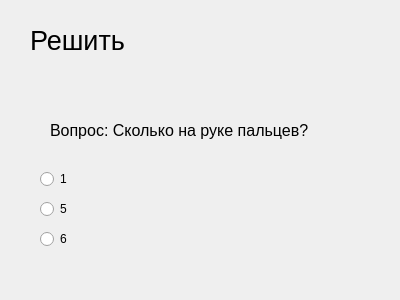
Old version of the form untitled_answer.ui in the repository Deker39/python-learning.
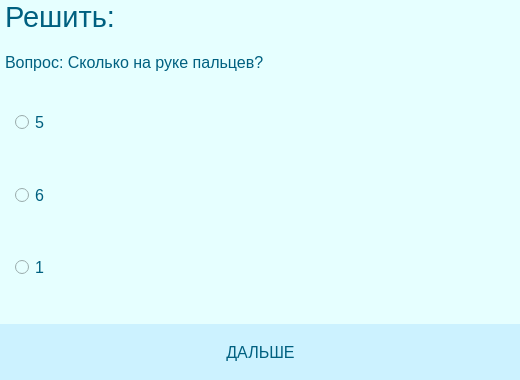
New version of the form.

The edit to the form file:
```diff
--- a/untitled_answer.ui
+++ b/untitled_answer.ui
@@ -1,92 +1,216 @@
 <?xml version="1.0" encoding="UTF-8"?>
 <ui version="4.0">
- <class>Dialog</class>
- <widget class="QDialog" name="Dialog">
+ <class>Win3</class>
+ <widget class="QDialog" name="Win3">
+  <property name="enabled">
+   <bool>true</bool>
+  </property>
   <property name="geometry">
    <rect>
     <x>0</x>
     <y>0</y>
-    <width>400</width>
-    <height>300</height>
+    <width>520</width>
+    <height>380</height>
    </rect>
   </property>
   <property name="windowTitle">
    <string>Dialog</string>
   </property>
+  <property name="styleSheet">
+   <string notr="true">background-color:	#e6ffff</string>
+  </property>
+  <widget class="QWidget" name="verticalLayoutWidget">
+   <property name="geometry">
+    <rect>
+     <x>0</x>
+     <y>0</y>
+     <width>521</width>
+     <height>381</height>
+    </rect>
+   </property>
+   <layout class="QVBoxLayout" name="verticalLayout" stretch="3,8,2">
+    <property name="spacing">
+     <number>5</number>
+    </property>
+    <property name="sizeConstraint">
+     <enum>QLayout::SetDefaultConstraint</enum>
+    </property>
+    <property name="leftMargin">
+     <number>0</number>
+    </property>
+    <property name="bottomMargin">
+     <number>0</number>
+    </property>
+    <item>
+     <layout class="QVBoxLayout" name="verticalLayout_4" stretch="1,5">
+      <property name="leftMargin">
+       <number>5</number>
+      </property>
+      <item>
   <widget class="QLabel" name="label">
-   <property name="geometry">
-    <rect>
-     <x>30</x>
-     <y>10</y>
-     <width>231</width>
-     <height>61</height>
-    </rect>
+        <property name="sizePolicy">
+         <sizepolicy hsizetype="Preferred" vsizetype="Preferred">
+          <horstretch>0</horstretch>
+          <verstretch>0</verstretch>
+         </sizepolicy>
    </property>
    <property name="font">
     <font>
-     <pointsize>20</pointsize>
-    </font>
-   </property>
+          <pointsize>22</pointsize>
+         </font>
+        </property>
+        <property name="toolTipDuration">
+         <number>-1</number>
+        </property>
+        <property name="autoFillBackground">
+         <bool>false</bool>
+        </property>
+        <property name="styleSheet">
+         <string notr="true">color:#006080;</string>
+        </property>
    <property name="text">
-    <string>Решить</string>
-   </property>
-  </widget>
+         <string>Решить:</string>
+        </property>
+       </widget>
+      </item>
+      <item>
   <widget class="QLabel" name="label_2">
-   <property name="geometry">
-    <rect>
-     <x>50</x>
-     <y>100</y>
-     <width>311</width>
-     <height>61</height>
-    </rect>
+        <property name="sizePolicy">
+         <sizepolicy hsizetype="Preferred" vsizetype="Preferred">
+          <horstretch>0</horstretch>
+          <verstretch>0</verstretch>
+         </sizepolicy>
    </property>
    <property name="font">
     <font>
      <pointsize>12</pointsize>
     </font>
    </property>
+        <property name="styleSheet">
+         <string notr="true">color:#006080;</string>
+        </property>
    <property name="text">
     <string>Вопрос: Сколько на руке пальцев? </string>
    </property>
   </widget>
+      </item>
+     </layout>
+    </item>
+    <item>
+     <layout class="QVBoxLayout" name="verticalLayout_3" stretch="1,1,1">
+      <property name="spacing">
+       <number>10</number>
+      </property>
+      <property name="sizeConstraint">
+       <enum>QLayout::SetDefaultConstraint</enum>
+      </property>
+      <property name="leftMargin">
+       <number>15</number>
+      </property>
+      <property name="bottomMargin">
+       <number>20</number>
+      </property>
+      <item>
   <widget class="QRadioButton" name="radioButton">
-   <property name="geometry">
-    <rect>
-     <x>40</x>
-     <y>200</y>
-     <width>90</width>
-     <height>18</height>
-    </rect>
+        <property name="sizePolicy">
+         <sizepolicy hsizetype="Preferred" vsizetype="Preferred">
+          <horstretch>0</horstretch>
+          <verstretch>3</verstretch>
+         </sizepolicy>
+        </property>
+        <property name="font">
+         <font>
+          <pointsize>12</pointsize>
+         </font>
+        </property>
+        <property name="styleSheet">
+         <string notr="true">color:#006080;</string>
    </property>
    <property name="text">
     <string>5</string>
    </property>
   </widget>
+      </item>
+      <item>
   <widget class="QRadioButton" name="radioButton_2">
-   <property name="geometry">
-    <rect>
-     <x>40</x>
-     <y>230</y>
-     <width>90</width>
-     <height>18</height>
-    </rect>
+        <property name="sizePolicy">
+         <sizepolicy hsizetype="Preferred" vsizetype="Preferred">
+          <horstretch>0</horstretch>
+          <verstretch>0</verstretch>
+         </sizepolicy>
+        </property>
+        <property name="font">
+         <font>
+          <pointsize>12</pointsize>
+         </font>
+        </property>
+        <property name="styleSheet">
+         <string notr="true">color:#006080;</string>
    </property>
    <property name="text">
     <string>6</string>
    </property>
   </widget>
+      </item>
+      <item>
   <widget class="QRadioButton" name="radioButton_3">
-   <property name="geometry">
-    <rect>
-     <x>40</x>
-     <y>170</y>
-     <width>90</width>
-     <height>18</height>
-    </rect>
+        <property name="sizePolicy">
+         <sizepolicy hsizetype="Preferred" vsizetype="Preferred">
+          <horstretch>0</horstretch>
+          <verstretch>0</verstretch>
+         </sizepolicy>
+        </property>
+        <property name="font">
+         <font>
+          <pointsize>12</pointsize>
+         </font>
+        </property>
+        <property name="styleSheet">
+         <string notr="true">color:#006080;</string>
    </property>
    <property name="text">
     <string>1</string>
    </property>
+       </widget>
+      </item>
+     </layout>
+    </item>
+    <item>
+     <widget class="QPushButton" name="pushButton">
+      <property name="sizePolicy">
+       <sizepolicy hsizetype="Preferred" vsizetype="Preferred">
+        <horstretch>0</horstretch>
+        <verstretch>0</verstretch>
+       </sizepolicy>
+      </property>
+      <property name="font">
+       <font>
+        <family>Arial</family>
+        <pointsize>12</pointsize>
+       </font>
+      </property>
+      <property name="styleSheet">
+       <string notr="true">QPushButton{
+	color:#006080;
+	background-color:#ccf2ff;
+	border: none;
+	
+}
+QPushButton:hover{
+	color:#ffd9b3;
+	background-color:#006080;
+}
+QPushButton:pressed{
+	color:#ff9933;
+	background-color:#006080;
+}</string>
+      </property>
+      <property name="text">
+       <string>ДАЛЬШЕ</string>
+      </property>
+     </widget>
+    </item>
+   </layout>
   </widget>
  </widget>
  <resources/>
```
Left out of the diff: 2 changed lines with no effect on the pictures. Lines whose indentation alone changed are shown as unchanged.
